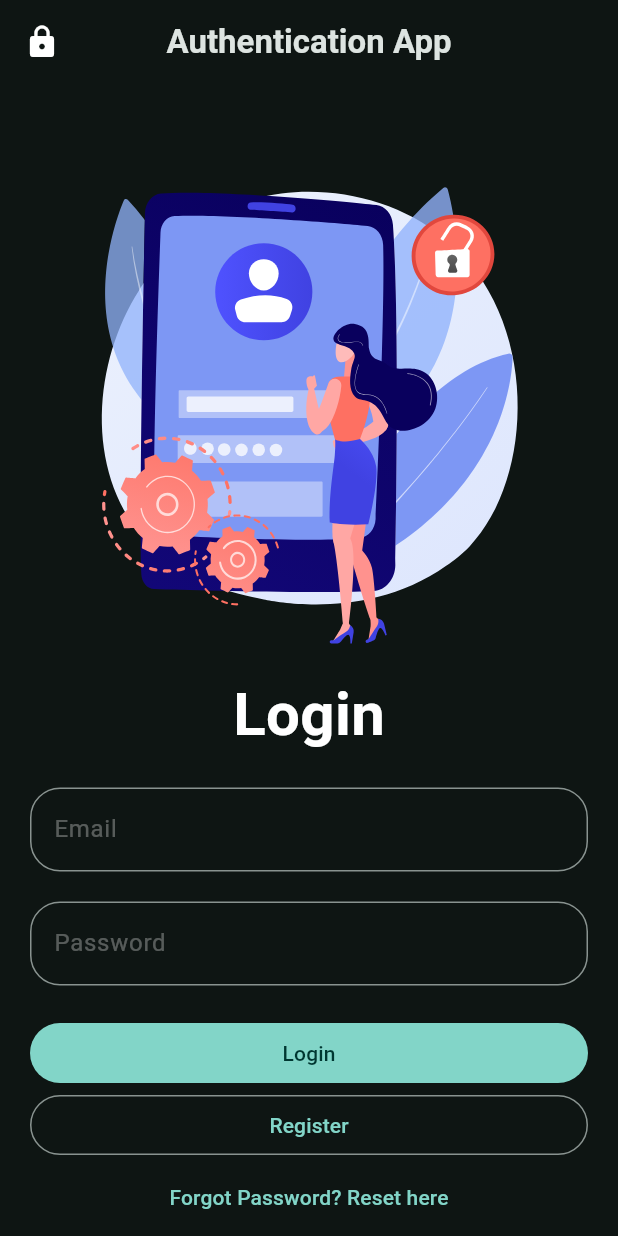
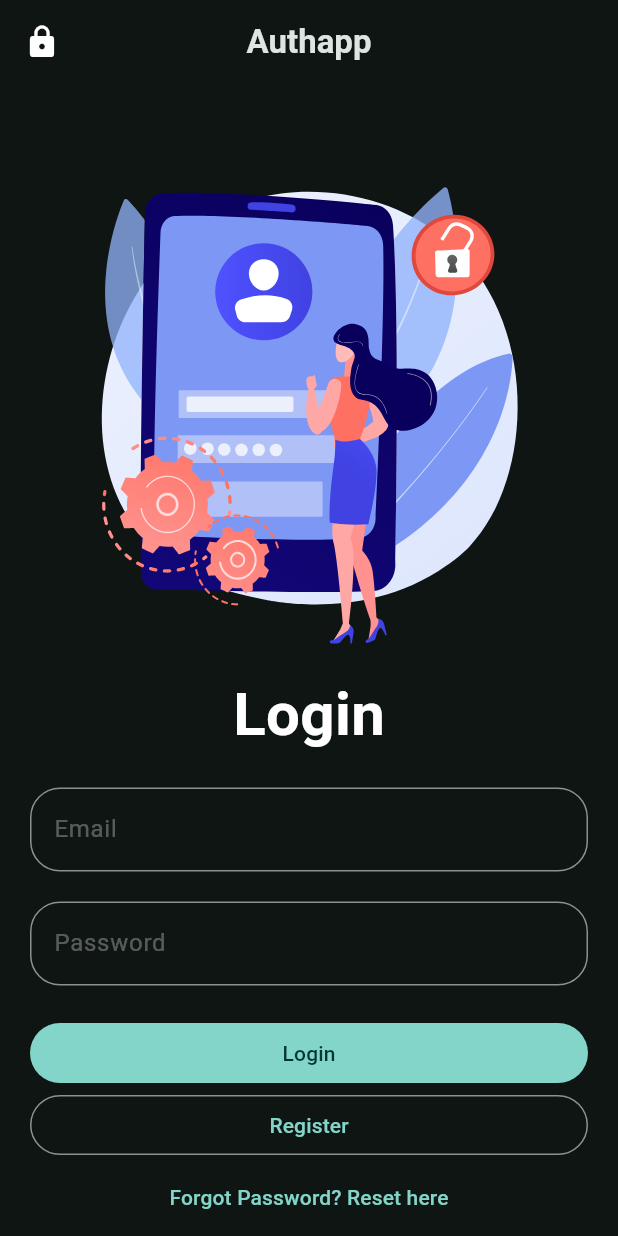
Before and after one commit to iktiarnazib/Authentication-App, a Flutter app: the screen it shows after launch, on a phone screen of 412 x 824 dp. Run offline on Flutter 3.47's test engine with Material 3 defaults, Android fonts, the phone set to English and light mode, and no system bars; our stand-ins replace firebase_auth, firebase_core, lottie; accounts and stored records are empty.

Commit message:
Auth app v4 wiht all the functionality

```diff
--- a/lib/views/pages/home_page.dart
+++ b/lib/views/pages/home_page.dart
@@ -23,10 +23,7 @@ class _HomePageState extends State<HomePage> {
     return Scaffold(
       appBar: AppBar(
         title: FittedBox(
-          child: Text(
-            "Inside the app",
-            style: TextStyle(fontWeight: FontWeight.bold),
-          ),
+          child: Text("Authapp", style: TextStyle(fontWeight: FontWeight.bold)),
         ),
         actions: [
           Row(
--- a/lib/views/widget_tree.dart
+++ b/lib/views/widget_tree.dart
@@ -50,10 +50,7 @@ class _WidgetTreeState extends State<WidgetTree> {
   Widget build(BuildContext context) {
     return Scaffold(
       appBar: AppBar(
-        title: Text(
-          "Authentication App",
-          style: TextStyle(fontWeight: FontWeight.bold),
-        ),
+        title: Text("Authapp", style: TextStyle(fontWeight: FontWeight.bold)),
         centerTitle: true,
         leading: Icon(Icons.lock, color: Colors.white),
       ),
```
